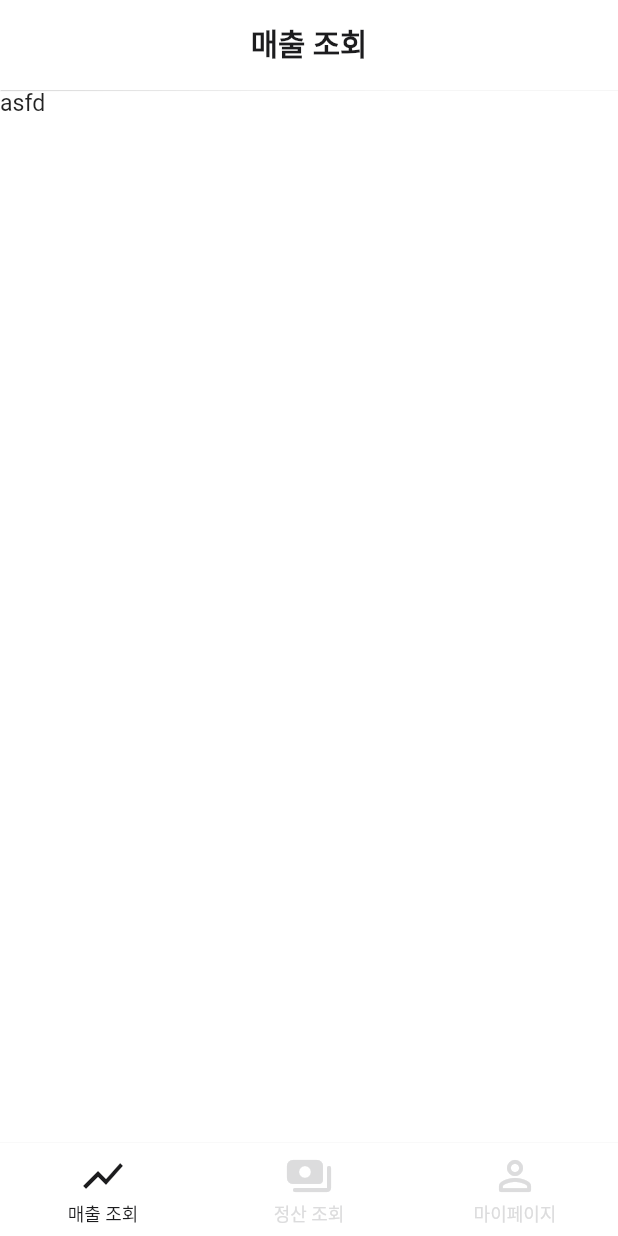
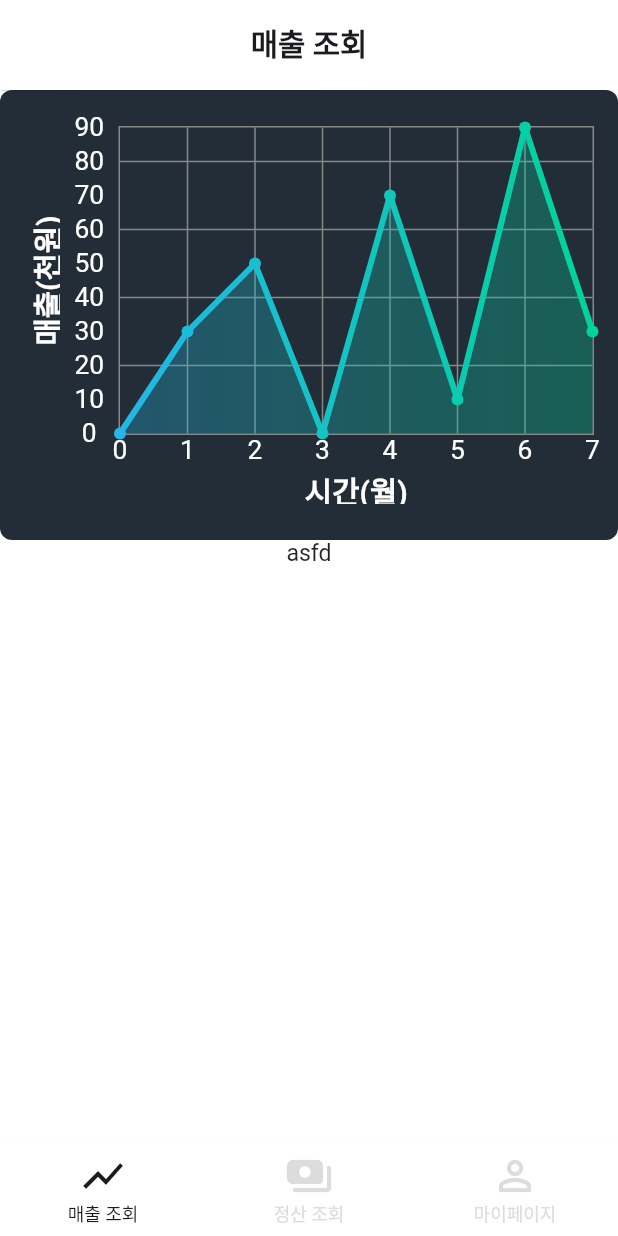
Before and after one commit to yeongwooCho/card_settlement, a Flutter app: the screen it shows after launch, after a tap on "로그인", on a phone screen of 412 x 824 dp. Run offline on Flutter 3.47's test engine with Material 2 defaults, Android fonts, the phone set to English and light mode, and no system bars; drawn by our look-alikes of fl_chart; our stand-ins replace fluttertoast.

Commit message:
[add] chart 기본 셋팅 구현

```diff
--- a/lib/common/const/colors.dart
+++ b/lib/common/const/colors.dart
@@ -41,4 +41,9 @@ class MyColor {
   // APPLE LOGIN
   static const appleForeground = Color(0xFFFFFFFF);
   static const appleBackground = Color(0xFF000000);
+
+  // Chart
+  static const chartBackground = Color(0xff232d37);
+  static const chartLinePrimary = Color(0xff23b6e6);
+  static const chartLineSecondary = Color(0xff02d39a);
 }
--- a/lib/common/util/money_format.dart
+++ b/lib/common/util/money_format.dart
@@ -1,13 +1,11 @@
 import 'package:intl/intl.dart';
 
-extension MoneyString on String {
+extension MoneyString on int {
   // 이메일 포맷 검증
-  String convertIntToMoneyString({
-    required int number,
-  }) {
+  String convertIntToMoneyString() {
     final NumberFormat numberFormat = NumberFormat('###,###,###,###');
     // print(numberFormat.format(1000000);
     // # ==> 1,000,000
-    return numberFormat.format(number);
+    return numberFormat.format(this);
   }
 }
--- /dev/null
+++ b/lib/sales/component/custom_chart.dart
@@ -0,0 +1,219 @@
+import 'package:card_settlement/common/const/colors.dart';
+import 'package:card_settlement/common/const/text_style.dart';
+import 'package:card_settlement/common/util/money_format.dart';
+import 'package:fl_chart/fl_chart.dart';
+import 'package:flutter/material.dart';
+
+class CustomChart extends StatefulWidget {
+  final String leftTitle;
+  final String bottomTitle;
+  final dynamic data;
+
+  const CustomChart({
+    Key? key,
+    required this.leftTitle,
+    required this.bottomTitle,
+    required this.data,
+  }) : super(key: key);
+
+  @override
+  State<CustomChart> createState() => _CustomChartState();
+}
+
+class _CustomChartState extends State<CustomChart> {
+  // 그라데이션
+  List<Color> gradientColors = [
+    MyColor.chartLinePrimary,
+    MyColor.chartLineSecondary,
+  ];
+
+  @override
+  Widget build(BuildContext context) {
+    return Container(
+      decoration: const BoxDecoration(
+        borderRadius: BorderRadius.all(
+          Radius.circular(8),
+        ),
+        color: MyColor.chartBackground,
+      ),
+      child: SizedBox(
+        height: 300.0,
+        child: Padding(
+          padding: const EdgeInsets.symmetric(vertical: 24.0, horizontal: 16.0),
+          child: LineChart(
+            getLineChardData(),
+            duration: const Duration(seconds: 2), // Optional
+            curve: Curves.linear, // Optional
+          ),
+        ),
+      ),
+    );
+  }
+
+  FlLine getDividerLine(double value) {
+    // 내부 라인
+    return const FlLine(
+      color: MyColor.darkGrey,
+      strokeWidth: 1,
+    );
+  }
+
+  FlBorderData getFlBorderData() {
+    // 테두리 라인
+    return FlBorderData(
+      show: true,
+      border: Border.all(
+        color: MyColor.darkGrey,
+        width: 1,
+      ),
+    );
+  }
+
+  SideTitles getLeftSideTitles() {
+    int valueLength = 3;
+    // widget.festivalModel.cumulativeParticipantCount.toString().length;
+    double dotLength = valueLength > 3 ? (valueLength > 6 ? 2 : 1) : 2;
+    double valueWidth = 9.0; // 숫자 width
+    double dotWidth = 6.0; // , 문자 width
+
+    return SideTitles(
+      showTitles: true,
+      reservedSize: (valueLength * valueWidth) + (dotLength * dotWidth),
+      // interval: widget.festivalModel.cumulativeParticipantCount == 0
+      //     ? 1.0
+      //     : widget.festivalModel.cumulativeParticipantCount / 3,
+      interval: 10.0,
+      //widget.festivalModel.cumulativeParticipantCount ~/ 3 != 0
+      // ? widget.festivalModel.cumulativeParticipantCount / 3
+      // : 1.0,
+      getTitlesWidget: (double value, TitleMeta meta) {
+        late String title;
+        switch (value.toInt()) {
+          default:
+            title = value.toInt().convertIntToMoneyString();
+        }
+        return Text(
+          title,
+          style: MyTextStyle.description.copyWith(
+            color: MyColor.whiteText,
+          ),
+          textAlign: TextAlign.center,
+        );
+      },
+    );
+  }
+
+  SideTitles getBottomSideTitles() {
+    // List<String> participants =
+    //     widget.festivalModel.participantsByTimezone.split('/');
+
+    return SideTitles(
+      showTitles: true,
+      reservedSize: 22,
+      // text height
+      interval: 1.0,
+      // participants.length ~/ 8 != 0 ? participants.length / 8 : 1.0,
+      getTitlesWidget: (double value, TitleMeta meta) {
+        late String title;
+        switch (value.toInt()) {
+          default:
+            title = "${value.toInt()}";
+        }
+        return Text(
+          title,
+          style: MyTextStyle.description.copyWith(
+            color: MyColor.whiteText,
+          ),
+          textAlign: TextAlign.start,
+        );
+      },
+    );
+  }
+
+  LineChartData getLineChardData() {
+    return LineChartData(
+      lineBarsData: getLineBarsData(),
+      gridData: FlGridData(
+        show: true,
+        drawVerticalLine: true,
+        getDrawingHorizontalLine: getDividerLine,
+        getDrawingVerticalLine: getDividerLine,
+      ),
+      titlesData: FlTitlesData(
+        show: true,
+        leftTitles: AxisTitles(
+          sideTitles: getLeftSideTitles(),
+          // drawBelowEverything: true,
+          axisNameWidget: Text(
+            widget.leftTitle,
+            style: MyTextStyle.bodyBold.copyWith(
+              color: MyColor.whiteText,
+            ),
+          ),
+          axisNameSize: 24.0,
+        ),
+        bottomTitles: AxisTitles(
+          sideTitles: getBottomSideTitles(),
+          // drawBelowEverything: true,
+          axisNameWidget: Text(
+            widget.bottomTitle,
+            style: MyTextStyle.bodyBold.copyWith(
+              color: MyColor.whiteText,
+            ),
+          ),
+          axisNameSize: 24.0,
+          drawBelowEverything: true,
+        ),
+        rightTitles: const AxisTitles(
+          sideTitles: SideTitles(
+            showTitles: false,
+          ),
+        ),
+        topTitles: const AxisTitles(
+          sideTitles: SideTitles(
+            showTitles: false,
+          ),
+        ),
+      ),
+      borderData: getFlBorderData(),
+    );
+  }
+
+  List<LineChartBarData> getLineBarsData() {
+    List<FlSpot> flSpotList = [
+      FlSpot(0, 0),
+      FlSpot(1, 30),
+      FlSpot(2, 50),
+      FlSpot(3, 0),
+      FlSpot(4, 70),
+      FlSpot(5, 10),
+      FlSpot(6, 90),
+      FlSpot(7, 30),
+    ];
+
+    return [
+      LineChartBarData(
+        spots: flSpotList,
+        isCurved: false,
+        gradient: LinearGradient(
+          colors: gradientColors,
+        ),
+        barWidth: 4,
+        isStrokeCapRound: true,
+        dotData: FlDotData(
+          show: true,
+        ),
+        belowBarData: BarAreaData(
+          show: true,
+          gradient: LinearGradient(
+            colors: gradientColors
+                .map(
+                  (color) => color.withOpacity(0.3),
+                )
+                .toList(),
+          ),
+        ),
+      ),
+    ];
+  }
+}
--- a/lib/sales/view/sales_screen.dart
+++ b/lib/sales/view/sales_screen.dart
@@ -1,3 +1,4 @@
+import 'package:card_settlement/sales/component/custom_chart.dart';
 import 'package:flutter/material.dart';
 
 import '../../common/layout/default_appbar.dart';
@@ -12,6 +13,11 @@ class SalesScreen extends StatelessWidget {
       appbar: const DefaultAppBar(title: '매출 조회'),
       child: Column(
         children: [
+          CustomChart(
+            leftTitle: '매출(천원)',
+            bottomTitle: '시간(월)',
+            data: [],
+          ),
           Text('asfd'),
         ],
       ),
--- a/pubspec.yaml
+++ b/pubspec.yaml
@@ -40,6 +40,9 @@ dependencies:
   fluttertoast: ^8.2.2 # toast
   flutter_localizations: # intl 0.18.0 을 의존하고 있음
     sdk: flutter
+
+
+  fl_chart: ^0.63.0
 
 
 
```
Also changed, not shown: pubspec.lock.
